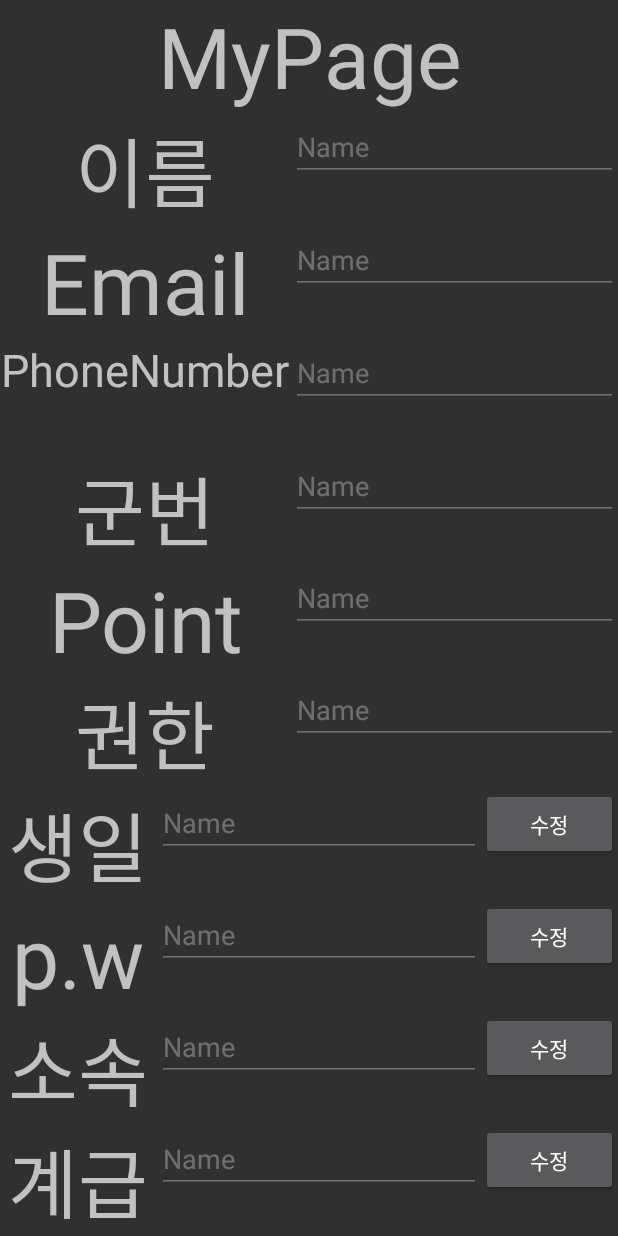
After one commit to osamhack2020/app_ToMAS_9797, an Android app: the layout fragment_myprofile.xml on its own in the app's theme, with its tools: preview values and no code run, on a phone screen of 412 x 824 dp. The commit adds this screen. Run offline under Robolectric (Android 15) with nearby library versions, the phone set to English and light mode, and no system bars.

Commit message:
마이페이지 수정 중

```diff
--- a/app/src/main/java/com/team9797/ToMAS/loginactivity.java
+++ b/app/src/main/java/com/team9797/ToMAS/loginactivity.java
@@ -83,7 +83,7 @@ public class loginactivity extends AppCompatActivity{
     public void repw(View view) {
         email = signEmail.getText().toString();
         if(isValidEmail()) {
-            //firebaseAuth.sendPasswordResetEmail(email);
+            firebaseAuth.sendPasswordResetEmail(email);
             Toast.makeText(loginactivity.this, R.string.repw, Toast.LENGTH_SHORT).show();
         }
 
--- a/app/src/main/java/com/team9797/ToMAS/ui/mypage/MypageFragment.java
+++ b/app/src/main/java/com/team9797/ToMAS/ui/mypage/MypageFragment.java
@@ -4,12 +4,16 @@ import android.content.Intent;
 import android.os.Bundle;
 import android.view.LayoutInflater;
 import android.view.View;
+import android.view.View.OnClickListener;
 import android.view.ViewGroup;
 import android.widget.Button;
+import android.widget.LinearLayout;
 
 import androidx.annotation.NonNull;
 import androidx.annotation.Nullable;
 import androidx.fragment.app.Fragment;
+import androidx.fragment.app.FragmentManager;
+import androidx.fragment.app.FragmentTransaction;
 import androidx.lifecycle.Observer;
 import androidx.lifecycle.ViewModelProviders;
 
@@ -21,14 +25,19 @@ import com.team9797.ToMAS.loginactivity;
 public class MypageFragment extends Fragment {
 
     MainActivity mainActivity;
+    LinearLayout profile_container;
+    FragmentManager fragmentManager;
+    FragmentTransaction fragmentTransaction;
+
     public View onCreateView(@NonNull LayoutInflater inflater,
                              ViewGroup container, Bundle savedInstanceState) {
 
         View root = inflater.inflate(R.layout.fragment_mypage, container, false);
         mainActivity = (MainActivity)getActivity();
-
+        fragmentManager = getFragmentManager();
+        profile_container = root.findViewById(R.id.profile_container);
         Button btn_logout = root.findViewById(R.id.btn_logout);
-        btn_logout.setOnClickListener(new View.OnClickListener() {
+        btn_logout.setOnClickListener(new OnClickListener() {
             @Override
             public void onClick(View view) {
                 FirebaseAuth firebaseAuth= FirebaseAuth.getInstance();
@@ -39,6 +48,16 @@ public class MypageFragment extends Fragment {
                 startActivity(intent);
             }
         });
+
+        profile_container.setOnClickListener(new OnClickListener() {
+            @Override
+            public void onClick(View view) {
+                fragmentTransaction = fragmentManager.beginTransaction();
+                Fragment change_fragment = new Mypage_profile();
+                fragmentTransaction.replace(R.id.nav_host_fragment, change_fragment).commit();
+            }
+        });
+
         return root;
     }
 
--- a/app/src/main/java/com/team9797/ToMAS/ui/mypage/MypageViewModel.java
+++ /dev/null
@@ -1,19 +0,0 @@
-package com.team9797.ToMAS.ui.mypage;
-
-import androidx.lifecycle.LiveData;
-import androidx.lifecycle.MutableLiveData;
-import androidx.lifecycle.ViewModel;
-
-public class MypageViewModel extends ViewModel {
-
-    private MutableLiveData<String> mText;
-
-    public MypageViewModel() {
-        mText = new MutableLiveData<>();
-        mText.setValue("This is mypage fragment");
-    }
-
-    public LiveData<String> getText() {
-        return mText;
-    }
-}
--- /dev/null
+++ b/app/src/main/java/com/team9797/ToMAS/ui/mypage/Mypage_profile.java
@@ -0,0 +1,95 @@
+package com.team9797.ToMAS.ui.mypage;
+
+import android.content.Intent;
+import android.os.Bundle;
+import android.view.LayoutInflater;
+import android.view.View;
+import android.view.View.OnClickListener;
+import android.view.ViewGroup;
+import android.widget.Button;
+import android.widget.EditText;
+import android.widget.LinearLayout;
+
+import androidx.annotation.NonNull;
+import androidx.fragment.app.Fragment;
+import androidx.fragment.app.FragmentManager;
+import androidx.fragment.app.FragmentTransaction;
+
+import com.google.firebase.auth.FirebaseAuth;
+import com.google.firebase.firestore.FirebaseFirestore;
+import com.team9797.ToMAS.MainActivity;
+import com.team9797.ToMAS.R;
+import com.team9797.ToMAS.loginactivity;
+
+public class Mypage_profile extends Fragment {
+
+    MainActivity mainActivity;
+    public FirebaseFirestore db;
+
+    public View onCreateView(@NonNull LayoutInflater inflater,
+                             ViewGroup container, Bundle savedInstanceState) {
+
+        View root = inflater.inflate(R.layout.fragment_myprofile, container, false);
+        mainActivity = (MainActivity)getActivity();
+        EditText mp_name = (EditText)root.findViewById(R.id.mp_name);
+        EditText mp_email = (EditText)root.findViewById(R.id.mp_email);
+        EditText mp_ph = (EditText)root.findViewById(R.id.mp_pn);
+        EditText mp_anm = (EditText)root.findViewById(R.id.mp_anm);
+        EditText mp_point = (EditText)root.findViewById(R.id.mp_point);
+        EditText mp_level = (EditText)root.findViewById(R.id.mp_level);
+        final EditText et_birth = (EditText)root.findViewById(R.id.et_birth);
+        EditText et_belong = (EditText)root.findViewById(R.id.et_belong);
+        EditText et_pw = (EditText)root.findViewById(R.id.et_pw);
+        EditText et_class = (EditText)root.findViewById(R.id.et_class);
+
+
+
+
+
+
+
+        //db에서 불러와서 텍스트지정 혹은 저장한곳에서 불러와서 텍스트지정
+
+
+        final Button bt_birth=(Button)root.findViewById(R.id.bt_birth);
+        bt_birth.setOnClickListener(new Button.OnClickListener() {
+            @Override
+            public void onClick(View view) {
+                String bt_context=bt_birth.getText().toString();
+
+                    et_birth.isEnabled();
+
+                // TODO : click event
+            }
+        });
+        Button bt_pw=(Button)root.findViewById(R.id.bt_pw);
+        bt_pw.setOnClickListener(new Button.OnClickListener() {
+            @Override
+            public void onClick(View view) {
+                // TODO : click event
+            }
+        });
+        Button bt_belong=(Button)root.findViewById(R.id.bt_belong);
+        bt_belong.setOnClickListener(new Button.OnClickListener() {
+            @Override
+            public void onClick(View view) {
+                // TODO : click event
+            }
+        });
+        Button bt_class=(Button)root.findViewById(R.id.bt_birth);
+        bt_class.setOnClickListener(new Button.OnClickListener() {
+            @Override
+            public void onClick(View view) {
+                // TODO : click event
+            }
+        });
+        return root;
+    }
+
+    @Override
+    public void onResume() {
+        super.onResume();
+        mainActivity.set_title();
+    }
+
+}
--- a/app/src/main/res/layout/fragment_mypage.xml
+++ b/app/src/main/res/layout/fragment_mypage.xml
@@ -20,6 +20,7 @@
             android:src="@mipmap/ic_launcher_round" />
 
         <LinearLayout
+            android:id="@+id/profile_container"
             android:layout_width="match_parent"
             android:layout_height="match_parent"
             android:layout_weight="1"
@@ -75,6 +76,7 @@
         android:text="옵션1"
         android:textSize="24sp" />
 
+
     <Button
         android:id="@+id/btn_logout"
         android:layout_width="match_parent"
--- /dev/null
+++ b/app/src/main/res/layout/fragment_myprofile.xml
@@ -0,0 +1,326 @@
+<?xml version="1.0" encoding="utf-8"?>
+
+<LinearLayout xmlns:android="http://schemas.android.com/apk/res/android"
+    xmlns:app="http://schemas.android.com/apk/res-auto"
+    android:layout_width="match_parent"
+    android:layout_height="match_parent"
+    android:layout_weight="13"
+    android:orientation="vertical">
+
+
+    <LinearLayout
+        android:layout_width="match_parent"
+        android:layout_height="match_parent"
+        android:layout_weight="1"
+        android:orientation="horizontal">
+
+        <TextView
+            android:id="@+id/textView2"
+            android:layout_width="match_parent"
+            android:layout_height="match_parent"
+            android:layout_weight="1"
+            android:gravity="center_horizontal"
+            android:text="MyPage"
+            app:autoSizeTextType="uniform" />
+    </LinearLayout>
+
+    <LinearLayout
+        android:layout_width="match_parent"
+        android:layout_height="match_parent"
+        android:layout_weight="1"
+        android:orientation="horizontal">
+
+        <TextView
+            android:id="@+id/textView4"
+            android:layout_width="189dp"
+            android:layout_height="match_parent"
+            android:layout_weight="1"
+            android:gravity="center_horizontal"
+            android:text="이름"
+
+            app:autoSizeTextType="uniform" />
+
+        <EditText
+            android:id="@+id/mp_name"
+            android:layout_width="wrap_content"
+            android:layout_height="wrap_content"
+            android:layout_weight="1"
+            android:ems="10"
+            android:enabled="false"
+            android:inputType="textPersonName"
+            android:text="Name" />
+    </LinearLayout>
+
+    <LinearLayout
+        android:layout_width="match_parent"
+        android:layout_height="match_parent"
+        android:layout_weight="1"
+        android:orientation="horizontal">
+
+        <TextView
+            android:id="@+id/textView9"
+            android:layout_width="189dp"
+            android:layout_height="match_parent"
+            android:layout_weight="1"
+            android:gravity="center_horizontal"
+            android:text="Email"
+
+            app:autoSizeTextType="uniform" />
+
+        <EditText
+            android:id="@+id/mp_email"
+            android:layout_width="wrap_content"
+            android:layout_height="wrap_content"
+            android:layout_weight="1"
+            android:ems="10"
+            android:enabled="false"
+            android:inputType="textPersonName"
+            android:text="Name" />
+    </LinearLayout>
+
+    <LinearLayout
+        android:layout_width="match_parent"
+        android:layout_height="match_parent"
+        android:layout_weight="1"
+        android:orientation="horizontal">
+
+        <TextView
+            android:id="@+id/textView10"
+            android:layout_width="189dp"
+            android:layout_height="match_parent"
+            android:layout_weight="1"
+            android:gravity="center_horizontal"
+            android:text="PhoneNumber"
+
+            app:autoSizeTextType="uniform" />
+
+        <EditText
+            android:id="@+id/mp_pn"
+            android:layout_width="wrap_content"
+            android:layout_height="wrap_content"
+            android:layout_weight="1"
+            android:ems="10"
+            android:enabled="false"
+            android:inputType="textPersonName"
+            android:text="Name" />
+    </LinearLayout>
+
+    <LinearLayout
+        android:layout_width="match_parent"
+        android:layout_height="match_parent"
+        android:layout_weight="1"
+        android:orientation="horizontal">
+
+        <TextView
+            android:id="@+id/textView11"
+            android:layout_width="189dp"
+            android:layout_height="match_parent"
+            android:layout_weight="1"
+            android:gravity="center_horizontal"
+            android:text="군번"
+
+            app:autoSizeTextType="uniform" />
+
+        <EditText
+            android:id="@+id/mp_anm"
+            android:layout_width="wrap_content"
+            android:layout_height="wrap_content"
+            android:layout_weight="1"
+            android:ems="10"
+            android:enabled="false"
+            android:inputType="textPersonName"
+            android:text="Name" />
+    </LinearLayout>
+
+    <LinearLayout
+        android:layout_width="match_parent"
+        android:layout_height="match_parent"
+        android:layout_weight="1"
+        android:orientation="horizontal">
+
+        <TextView
+            android:id="@+id/textView12"
+            android:layout_width="189dp"
+            android:layout_height="match_parent"
+            android:layout_weight="1"
+            android:gravity="center_horizontal"
+            android:text="Point"
+
+            app:autoSizeTextType="uniform" />
+
+        <EditText
+            android:id="@+id/mp_point"
+            android:layout_width="wrap_content"
+            android:layout_height="wrap_content"
+            android:layout_weight="1"
+            android:ems="10"
+            android:enabled="false"
+            android:inputType="textPersonName"
+            android:text="Name" />
+    </LinearLayout>
+
+    <LinearLayout
+        android:layout_width="match_parent"
+        android:layout_height="match_parent"
+        android:layout_weight="1"
+        android:orientation="horizontal">
+
+        <TextView
+            android:id="@+id/textView13"
+            android:layout_width="189dp"
+            android:layout_height="match_parent"
+            android:layout_weight="1"
+            android:gravity="center_horizontal"
+            android:text="권한"
+
+            app:autoSizeTextType="uniform" />
+
+        <EditText
+            android:id="@+id/mp_level"
+            android:layout_width="wrap_content"
+            android:layout_height="wrap_content"
+            android:layout_weight="1"
+            android:ems="10"
+            android:enabled="false"
+            android:inputType="textPersonName"
+            android:text="Name" />
+    </LinearLayout>
+
+    <LinearLayout
+        android:layout_width="match_parent"
+        android:layout_height="match_parent"
+        android:layout_weight="1"
+        android:orientation="horizontal" >
+
+        <TextView
+            android:id="@+id/textView14"
+            android:layout_width="102dp"
+            android:layout_height="match_parent"
+            android:layout_weight="1"
+            android:gravity="center_horizontal"
+            android:text="생일"
+
+            app:autoSizeTextType="uniform" />
+
+        <EditText
+            android:id="@+id/et_birth"
+            android:layout_width="wrap_content"
+            android:layout_height="wrap_content"
+            android:layout_weight="1"
+            android:ems="10"
+            android:enabled="false"
+            android:inputType="textPersonName"
+            android:text="Name" />
+
+        <Button
+            android:id="@+id/bt_birth"
+            android:layout_width="wrap_content"
+            android:layout_height="wrap_content"
+            android:layout_weight="1"
+            android:text="수정" />
+    </LinearLayout>
+
+    <LinearLayout
+        android:layout_width="match_parent"
+        android:layout_height="match_parent"
+        android:layout_weight="1"
+        android:orientation="horizontal" >
+
+        <TextView
+            android:id="@+id/textView15"
+            android:layout_width="102dp"
+            android:layout_height="match_parent"
+            android:layout_weight="1"
+            android:gravity="center_horizontal"
+            android:text="p.w"
+
+            app:autoSizeTextType="uniform" />
+
+        <EditText
+            android:id="@+id/et_pw"
+            android:layout_width="wrap_content"
+            android:layout_height="wrap_content"
+            android:layout_weight="1"
+            android:ems="10"
+            android:enabled="false"
+            android:inputType="textPersonName"
+            android:text="Name" />
+
+        <Button
+            android:id="@+id/bt_pw"
+            android:layout_width="wrap_content"
+            android:layout_height="wrap_content"
+            android:layout_weight="1"
+            android:text="수정" />
+    </LinearLayout>
+
+    <LinearLayout
+        android:layout_width="match_parent"
+        android:layout_height="match_parent"
+        android:layout_weight="1"
+        android:orientation="horizontal" >
+
+        <TextView
+            android:id="@+id/textView16"
+            android:layout_width="102dp"
+            android:layout_height="match_parent"
+            android:layout_weight="1"
+            android:gravity="center_horizontal"
+            android:text="소속"
+
+            app:autoSizeTextType="uniform" />
+
+        <EditText
+            android:id="@+id/et_belong"
+            android:layout_width="wrap_content"
+            android:layout_height="wrap_content"
+            android:layout_weight="1"
+            android:ems="10"
+            android:enabled="false"
+            android:inputType="textPersonName"
+            android:text="Name" />
+
+        <Button
+            android:id="@+id/bt_belong"
+            android:layout_width="wrap_content"
+            android:layout_height="wrap_content"
+            android:layout_weight="1"
+            android:text="수정" />
+    </LinearLayout>
+
+    <LinearLayout
+        android:layout_width="match_parent"
+        android:layout_height="match_parent"
+        android:layout_weight="1"
+        android:orientation="horizontal" >
+
+        <TextView
+            android:id="@+id/textView17"
+            android:layout_width="102dp"
+            android:layout_height="match_parent"
+            android:layout_weight="1"
+            android:gravity="center_horizontal"
+            android:text="계급"
+
+            app:autoSizeTextType="uniform" />
+
+        <EditText
+            android:id="@+id/et_class"
+            android:layout_width="wrap_content"
+            android:layout_height="wrap_content"
+            android:layout_weight="1"
+            android:ems="10"
+            android:enabled="false"
+            android:inputType="textPersonName"
+            android:text="Name" />
+
+        <Button
+            android:id="@+id/bt_class"
+            android:layout_width="wrap_content"
+            android:layout_height="wrap_content"
+            android:layout_weight="1"
+            android:text="수정" />
+    </LinearLayout>
+
+
+</LinearLayout>
```
Also changed, not shown: app/src/main/res/drawable/buttonshapewhitebg.xml (line endings or trailing spaces).
